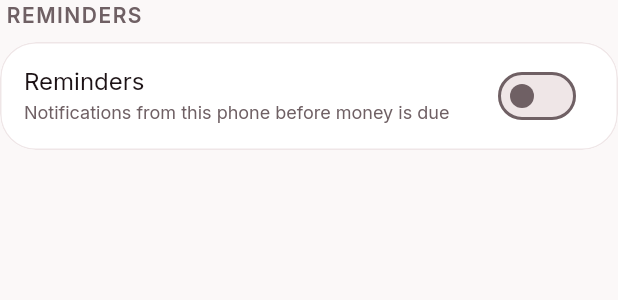
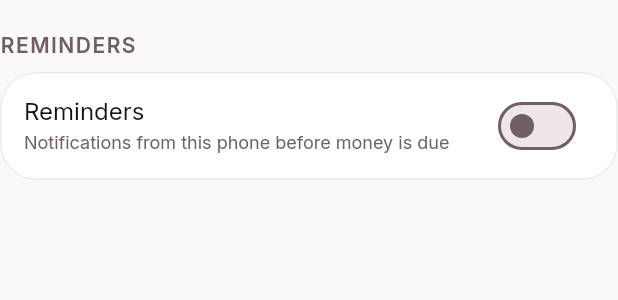
Before and after one commit to pesaclarity/pesaclarity-app, a Flutter app: the RemindersSettingsCard widget shown alone on an empty page, opened directly, on a phone screen of 412 x 824 dp. Shown: the top 300 px of the screen. Run offline on Flutter 3.47's test engine with Material 3 defaults, Android fonts, the light colour scheme and no system bars; our stand-ins replace drift, flutter_local_notifications, flutter_riverpod, flutter_secure_storage, go_router, local_auth and 5 more; missing offline and left inert: cryptography, dart:ffi, file_selector, local_auth_android, pdfrx_engine, sqlite3 and 2 more; accounts and stored records are empty; generated files the repository leaves out were written again.

Commit message:
fix: Profile's section headings line up

```diff
--- a/lib/src/features/profile/presentation/profile_screen.dart
+++ b/lib/src/features/profile/presentation/profile_screen.dart
@@ -245,7 +245,6 @@
           const DeviceWarningCard(),
           GroupedSection(children: [...money, ...data, ...about]),
           const SecuritySettingsCard(),
-          const SizedBox(height: 12),
           const RemindersSettingsCard(),
           const SizedBox(height: 16),
           const AccountActions(),
--- a/lib/src/features/reminders/presentation/reminders_settings_card.dart
+++ b/lib/src/features/reminders/presentation/reminders_settings_card.dart
@@ -24,10 +24,7 @@
     return Column(
       crossAxisAlignment: CrossAxisAlignment.stretch,
       children: [
-        const SectionLabel(
-          'Reminders',
-          padding: EdgeInsets.fromLTRB(4, 0, 4, 8),
-        ),
+        const SectionLabel('Reminders'),
         Card(
           child: Column(
             children: [
```
